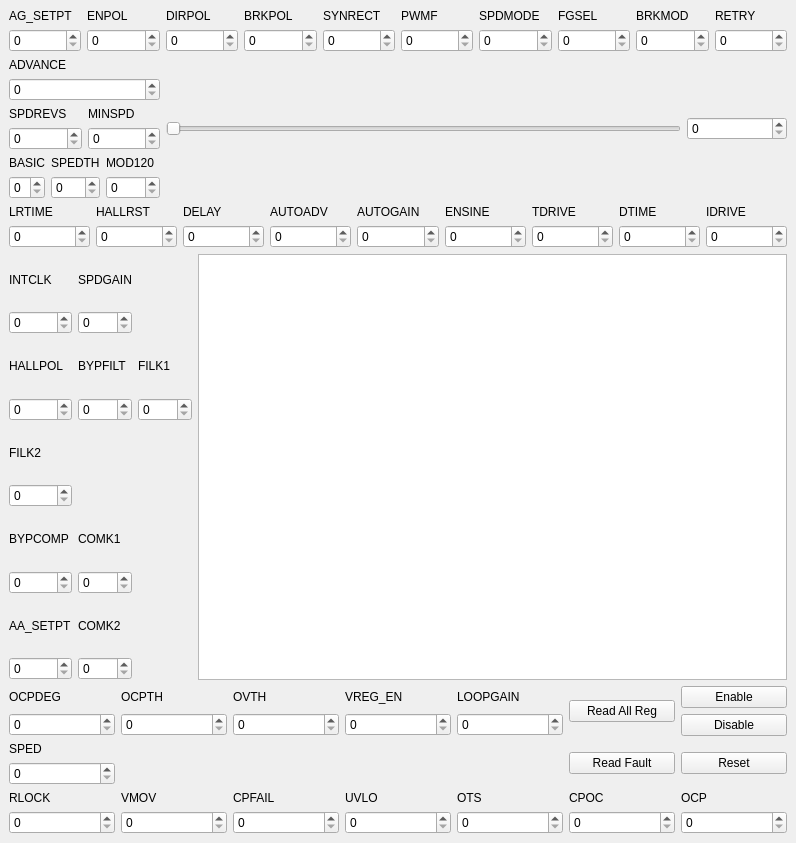
mcgill-robotics-archive/rover-2015, file Arduino/motorControllerPWM/Window.ui: the form before one commit.
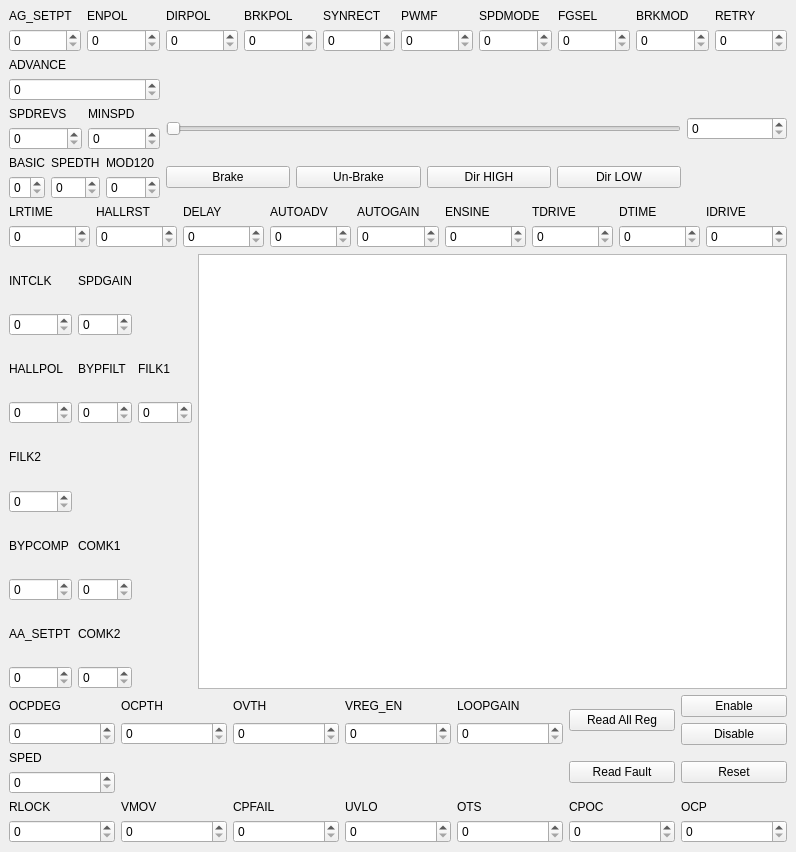
The form after the commit.

Commit message: created brake and dir buttons

```diff
--- a/Arduino/motorControllerPWM/Window.ui
+++ b/Arduino/motorControllerPWM/Window.ui
@@ -7,7 +7,7 @@
     <x>0</x>
     <y>0</y>
     <width>796</width>
-    <height>843</height>
+    <height>852</height>
    </rect>
   </property>
   <property name="windowTitle">
@@ -239,20 +239,7 @@
           </item>
          </layout>
         </item>
-        <item row="2" column="2">
-         <spacer name="horizontalSpacer">
-          <property name="orientation">
-           <enum>Qt::Horizontal</enum>
-          </property>
-          <property name="sizeHint" stdset="0">
-           <size>
-            <width>40</width>
-            <height>20</height>
-           </size>
-          </property>
-         </spacer>
-        </item>
-        <item row="1" column="2">
+        <item row="1" column="1">
          <widget class="QSlider" name="speedSlider">
           <property name="maximum">
            <number>100</number>
@@ -280,7 +267,7 @@
           </item>
          </layout>
         </item>
-        <item row="0" column="2">
+        <item row="0" column="1">
          <spacer name="horizontalSpacer_3">
           <property name="orientation">
            <enum>Qt::Horizontal</enum>
@@ -364,6 +351,38 @@
           </property>
          </widget>
         </item>
+        <item row="2" column="1">
+         <layout class="QHBoxLayout" name="horizontalLayout_6">
+          <item>
+           <widget class="QPushButton" name="Brake">
+            <property name="text">
+             <string>Brake</string>
+            </property>
+           </widget>
+          </item>
+          <item>
+           <widget class="QPushButton" name="UnBrake">
+            <property name="text">
+             <string>Un-Brake</string>
+            </property>
+           </widget>
+          </item>
+          <item>
+           <widget class="QPushButton" name="DirHIGH">
+            <property name="text">
+             <string>Dir HIGH</string>
+            </property>
+           </widget>
+          </item>
+          <item>
+           <widget class="QPushButton" name="DirLOW">
+            <property name="text">
+             <string>Dir LOW</string>
+            </property>
+           </widget>
+          </item>
+         </layout>
+        </item>
        </layout>
       </item>
       <item>
```
Left out of the diff: 2 changed lines with no effect on the pictures. The commit also changes 3 other files.
